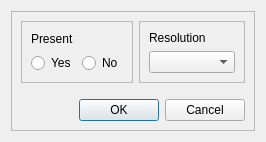
Before: the Qt Designer form pordb_mass_change.ui in hwmay/pordb3, drawn with Qt 5.
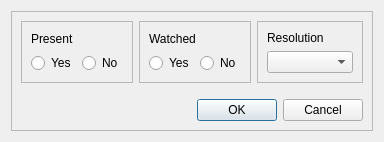
After: the same form once the commit is applied. Icons and pictures are not drawn.

Commit message: New function: radio button watched added in mass changes

Patch:
```diff
--- a/pordb_mass_change.ui
+++ b/pordb_mass_change.ui
@@ -6,7 +6,7 @@
    <rect>
     <x>0</x>
     <y>0</y>
-    <width>251</width>
+    <width>360</width>
     <height>142</height>
    </rect>
   </property>
@@ -26,11 +26,9 @@
      <property name="frameShadow">
       <enum>QFrame::Raised</enum>
      </property>
-     <layout class="QVBoxLayout" name="verticalLayout_4">
-      <item>
-       <layout class="QVBoxLayout" name="verticalLayout_3">
-        <item>
-         <layout class="QHBoxLayout" name="horizontalLayout_3">
+     <layout class="QGridLayout" name="gridLayout_2">
+      <item row="0" column="0">
+       <layout class="QHBoxLayout" name="horizontalLayout_4">
           <item>
            <widget class="QFrame" name="frame_2">
             <property name="frameShape">
@@ -76,6 +74,43 @@
             <zorder></zorder>
            </widget>
           </item>
+        <item>
+         <widget class="QFrame" name="frame_4">
+          <property name="frameShape">
+           <enum>QFrame::StyledPanel</enum>
+          </property>
+          <property name="frameShadow">
+           <enum>QFrame::Raised</enum>
+          </property>
+          <layout class="QGridLayout" name="gridLayout">
+           <item row="0" column="0">
+            <widget class="QLabel" name="label_3">
+             <property name="text">
+              <string>Watched</string>
+             </property>
+            </widget>
+           </item>
+           <item row="1" column="0">
+            <layout class="QHBoxLayout" name="horizontalLayout_3">
+             <item>
+              <widget class="QRadioButton" name="radioButtonWatchedJa">
+               <property name="text">
+                <string>Yes</string>
+               </property>
+              </widget>
+             </item>
+             <item>
+              <widget class="QRadioButton" name="radioButtonWatchedNein">
+               <property name="text">
+                <string>No</string>
+               </property>
+              </widget>
+             </item>
+            </layout>
+           </item>
+          </layout>
+         </widget>
+        </item>
           <item>
            <widget class="QFrame" name="frame_3">
             <property name="frameShape">
@@ -131,7 +166,7 @@
           </item>
          </layout>
         </item>
-        <item>
+      <item row="1" column="0">
          <spacer name="verticalSpacer">
           <property name="orientation">
            <enum>Qt::Vertical</enum>
@@ -144,7 +179,7 @@
           </property>
          </spacer>
         </item>
-        <item>
+      <item row="2" column="0">
          <layout class="QHBoxLayout" name="horizontalLayout">
           <item>
            <widget class="QDialogButtonBox" name="buttonBox">
@@ -152,8 +187,6 @@
              <set>QDialogButtonBox::Cancel|QDialogButtonBox::Ok</set>
             </property>
            </widget>
-          </item>
-         </layout>
         </item>
        </layout>
       </item>
```
Lines whose indentation alone changed are shown as unchanged. The commit also changes 5 other files.
